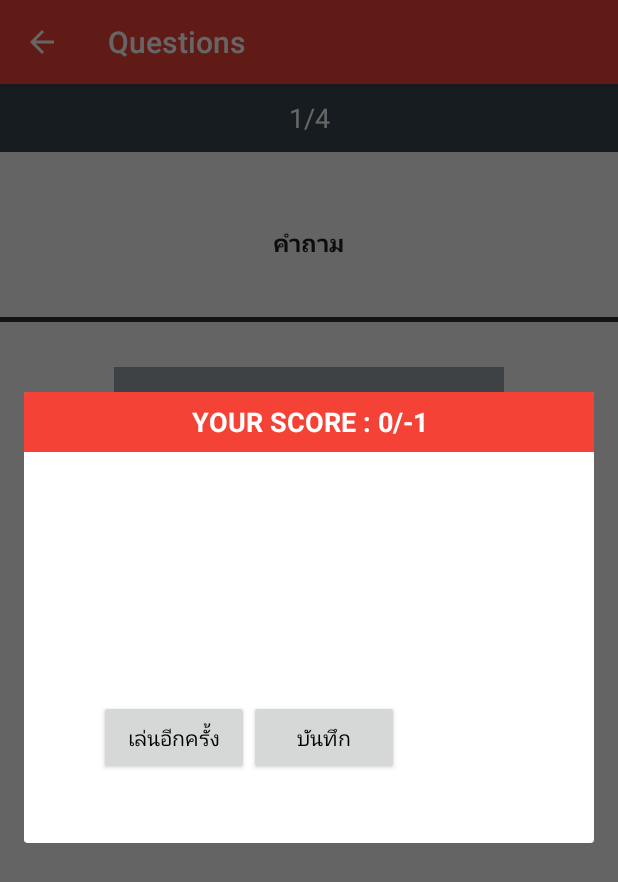
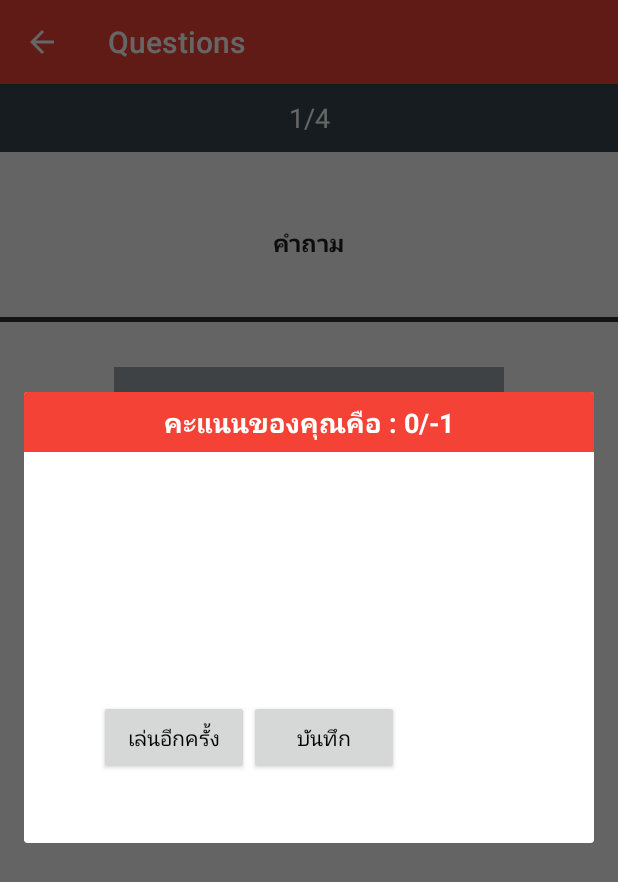
Before and after one commit to mobcomlab/science-week-2015-android, an Android app: the QuestionActivity screen opened directly, with no data from a screen before it, after a tap on "คำตอบ 1", on a phone screen of 412 x 824 dp. Shown: the top 882 px of the screen. Run offline under Robolectric (Android 15) with nearby library versions, the phone set to English and light mode, and no system bars; libraries missing offline, so code that uses them is left out: com.kontakt.sdk, io.realm; network calls fail; 15 statements that could not run were skipped.

Commit message:
A-update-2015-8-11

```diff
--- a/app/src/main/java/com/example/sanuphap/scienceweeks/MainActivity.java
+++ b/app/src/main/java/com/example/sanuphap/scienceweeks/MainActivity.java
@@ -39,7 +39,7 @@ public class MainActivity extends AppCompatActivity implements WebServiceCallbac
         ActionBar actionBar = getSupportActionBar();
         assert actionBar != null;
         actionBar.setDisplayShowHomeEnabled(true);
-//        actionBar.setIcon(R.mipmap.ic_launcher);
+        actionBar.setIcon(R.mipmap.ic_launcher);
         setTitle("Science Week 2015");
 
         // Get data
@@ -135,6 +135,7 @@ public class MainActivity extends AppCompatActivity implements WebServiceCallbac
         final List<QuestModel> data = new DatabaseManager(this).getQuests();
         final RecyclerView samples = (RecyclerView) findViewById(R.id.list_game);
         samples.setAdapter(new QuestAdapter(this, data));
+
     }
 
 
@@ -145,6 +146,9 @@ public class MainActivity extends AppCompatActivity implements WebServiceCallbac
 
         if (requestCode == rg_update) {
             refreshData();
+            Intent intent = new Intent(this,MainActivity.class);
+            startActivity(intent);
+            finish();
 
         }
 
--- a/app/src/main/java/com/example/sanuphap/scienceweeks/uiBeacon/BeaconActivity.java
+++ b/app/src/main/java/com/example/sanuphap/scienceweeks/uiBeacon/BeaconActivity.java
@@ -87,8 +87,7 @@ public class BeaconActivity extends AppCompatActivity {
             case "mobcom":
                 actionBar.setIcon(R.mipmap.icon_mcl);
                 break;
-        }
-*/
+        }*/
 
 
 
@@ -213,6 +212,8 @@ public class BeaconActivity extends AppCompatActivity {
                                 circle_a.setImageResource(R.drawable.circle_red);
                                 circle_b.setImageResource(R.drawable.circle_red);
                                 circle_c.setImageResource(R.drawable.circle_red);
+
+                                status.setText("Searching...");
                             }
 
 
@@ -338,7 +339,7 @@ public class BeaconActivity extends AppCompatActivity {
         }
 
         TextView text_status = (TextView) dialog.findViewById(R.id.status_question);
-        text_status.setText("YOUR STATUS : CORRECT");
+        text_status.setText("คุณได้ผ่านเควสนี้แล้ว");
 
         Button btn_save = (Button) dialog.findViewById(R.id.btn_save);
         btn_save.setOnClickListener(new View.OnClickListener() {
--- a/app/src/main/java/com/example/sanuphap/scienceweeks/uiQuestion/QuestionActivity.java
+++ b/app/src/main/java/com/example/sanuphap/scienceweeks/uiQuestion/QuestionActivity.java
@@ -85,8 +85,8 @@ public class QuestionActivity extends AppCompatActivity {
             case "mobcom":
                 actionBar.setIcon(R.mipmap.icon_mcl);
                 break;
-        }
-*/
+        }*/
+
         setTitle(databaseManager.getQuest(questId).getTitle());
 
 
@@ -401,7 +401,7 @@ public class QuestionActivity extends AppCompatActivity {
         }
 
         TextView text_status = (TextView) dialog.findViewById(R.id.status_question);
-            text_status.setText("YOUR SCORE : "+score+"/"+(forEnd-1));
+            text_status.setText("คะแนนของคุณคือ : "+score+"/"+(forEnd-1));
 
         Button btn_save = (Button) dialog.findViewById(R.id.btn_save);
         btn_save.setOnClickListener(new View.OnClickListener() {
@@ -416,7 +416,7 @@ public class QuestionActivity extends AppCompatActivity {
                     databaseManager.UpdateStatus(questId, 0);
                 }
 
-                finish();
+               finish();
 
             }
         });
--- a/app/src/main/java/com/example/sanuphap/scienceweeks/uiScanner/ScannerActivity.java
+++ b/app/src/main/java/com/example/sanuphap/scienceweeks/uiScanner/ScannerActivity.java
@@ -45,7 +45,7 @@ public class ScannerActivity extends AppCompatActivity implements ScannerView.Sc
         ActionBar actionBar = getSupportActionBar();
         assert actionBar != null;
         actionBar.setDisplayShowHomeEnabled(true);
-       /* switch (databaseManager.getQuest(questId).getIcon()) {
+        /*switch (databaseManager.getQuest(questId).getIcon()) {
             case "quest":
                 actionBar.setIcon(R.mipmap.icon_question);
                 break;
@@ -128,6 +128,7 @@ public class ScannerActivity extends AppCompatActivity implements ScannerView.Sc
 
             toCorrect();
         }else {
+            Toast.makeText(ScannerActivity.this, "รหัสไม่ตรงกับเควสนี้", Toast.LENGTH_LONG).show();
             scanner.startScanner();
         }
 
@@ -163,7 +164,7 @@ public class ScannerActivity extends AppCompatActivity implements ScannerView.Sc
         }
 
         TextView text_status = (TextView) dialog.findViewById(R.id.status_question);
-        text_status.setText("YOUR STATUS : CORRECT");
+        text_status.setText("คุณได้ผ่านเควสนี้แล้ว");
 
         Button btn_save = (Button) dialog.findViewById(R.id.btn_save);
         btn_save.setOnClickListener(new View.OnClickListener() {
```
Also changed, not shown: app/src/main/java/com/example/sanuphap/scienceweeks/adapter/QuestAdapter.java (+3 -19 lines), app/src/main/res/drawable-xxhdpi/find_clear.png, app/src/main/res/drawable-xxhdpi/find_clear2.png (deleted), app/src/main/res/drawable-xxhdpi/math_clear.png (added), app/src/main/res/drawable-xxhdpi/maze_clear.png, app/src/main/res/drawable-xxhdpi/mcl_clear.png (added), app/src/main/res/drawable-xxhdpi/qa_clear.png, app/src/main/res/drawable-xxhdpi/qr_clear.png, app/src/main/res/drawable/math_clear.png (deleted), app/src/main/res/drawable/mcl_clear.png (deleted).
